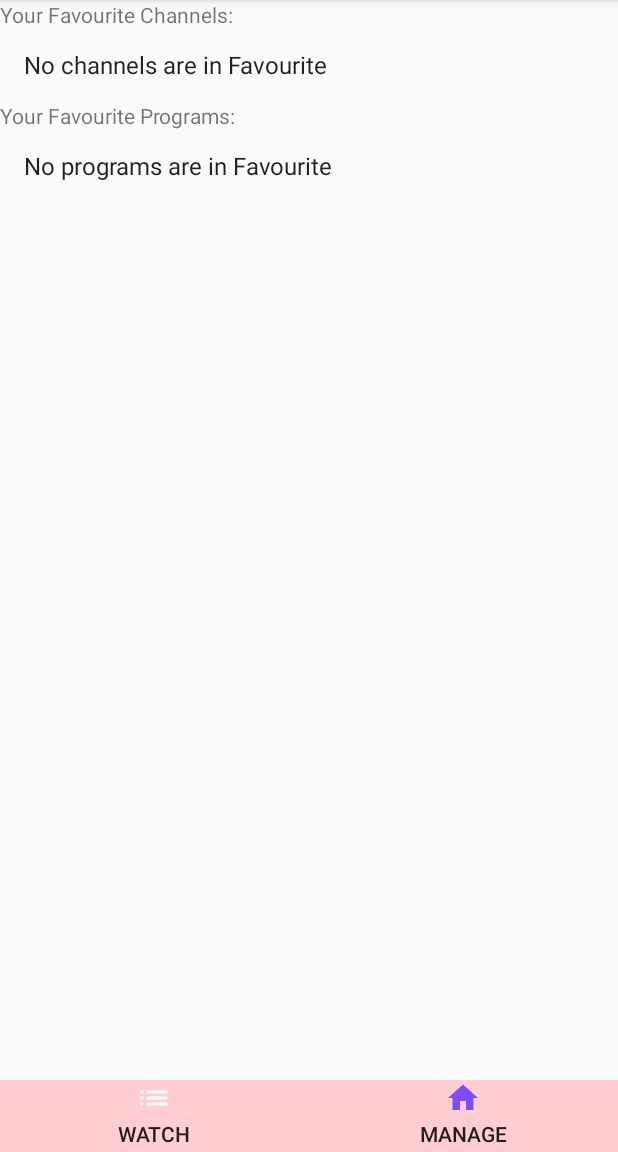
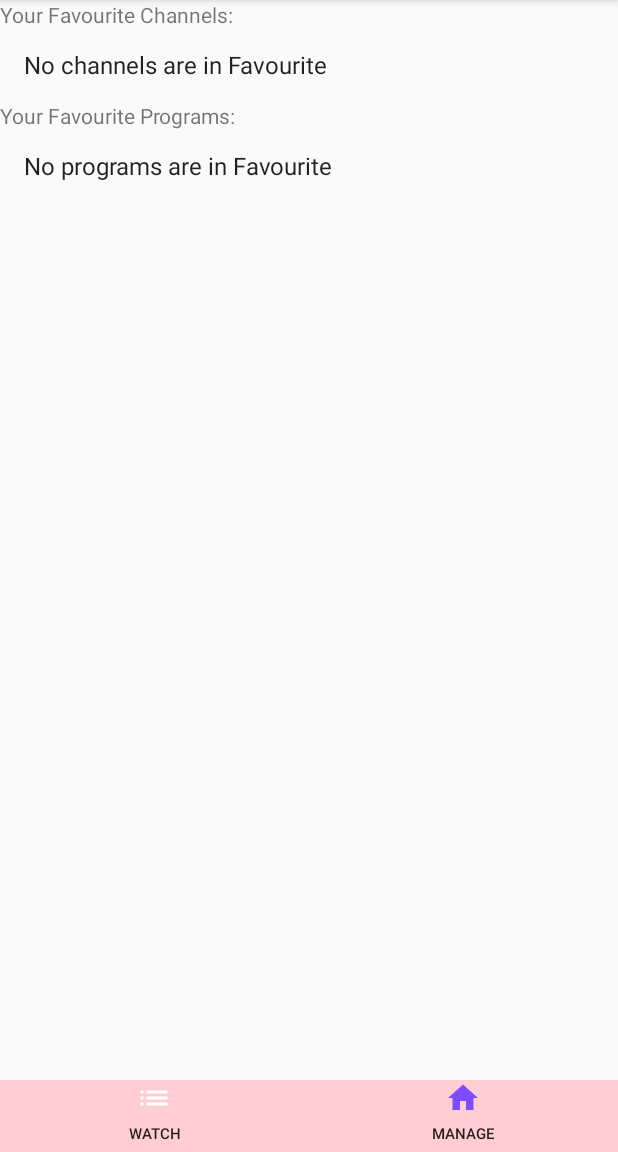
Before and after one commit to danisHaz/TV_program_parser, an Android app: the screen it shows after launch (MainActivity), on a phone screen of 412 x 824 dp, the part 84-1236 px from its top. Run offline under Robolectric (Android 15) with nearby library versions, the phone set to English and light mode, and no system bars; our stand-ins replace Room's generated code; 8 statements that could not run were skipped.

Commit message:
fix onClick problem with main buttons

```diff
--- a/app/src/main/res/layout/activity_main.xml
+++ b/app/src/main/res/layout/activity_main.xml
@@ -6,6 +6,7 @@
     android:layout_height="match_parent"
     android:gravity="center"
     android:orientation="vertical"
+    android:id="@+id/main_layout"
     app:layoutDescription="@xml/scene_main"
     tools:context=".Ui.Activities.MainActivity">
 
@@ -43,6 +44,7 @@
             android:background="@drawable/main_layout_buttons_style"
             android:textOff="@string/watchProgram"
             android:textOn="@string/watchProgram"
+            android:textSize="10sp"
             android:drawableTop="@drawable/ic_baseline_list_24"
             app:layout_constraintEnd_toStartOf="@+id/manageFavourites"
             app:layout_constraintHorizontal_bias="0.5"
@@ -55,6 +57,7 @@
             android:onClick="onManageFavouritesClick"
             android:textOn="@string/manageFavourites"
             android:textOff="@string/manageFavourites"
+            android:textSize="10sp"
             android:drawableTop="@drawable/ic_baseline_home_enabled_24"
             android:background="@drawable/main_layout_buttons_style"
             app:layout_constraintStart_toEndOf="@+id/watchProgram"
--- a/app/src/main/res/xml/scene_main.xml
+++ b/app/src/main/res/xml/scene_main.xml
@@ -6,9 +6,9 @@
         motion:constraintSetEnd="@+id/mainList"
         motion:constraintSetStart="@+id/favourites"
         motion:duration="200"
+        android:id="@+id/transition_to_main"
         motion:motionInterpolator="linear">
         <OnClick
-            motion:targetId="@+id/watchProgram"
             motion:clickAction="transitionToEnd"/>
     </Transition>
 
@@ -16,9 +16,9 @@
         motion:constraintSetStart="@+id/mainList"
         motion:constraintSetEnd="@+id/favourites"
         motion:duration="200"
+        android:id="@+id/transition_to_favourites"
         motion:motionInterpolator="linear">
         <OnClick
-            motion:targetId="@+id/manageFavourites"
             motion:clickAction="transitionToEnd"/>
     </Transition>
 
```
Also changed, not shown: app/src/main/java/com/example/tvprogramparser/Ui/Activities/MainActivity.java (+5 -2 lines).
